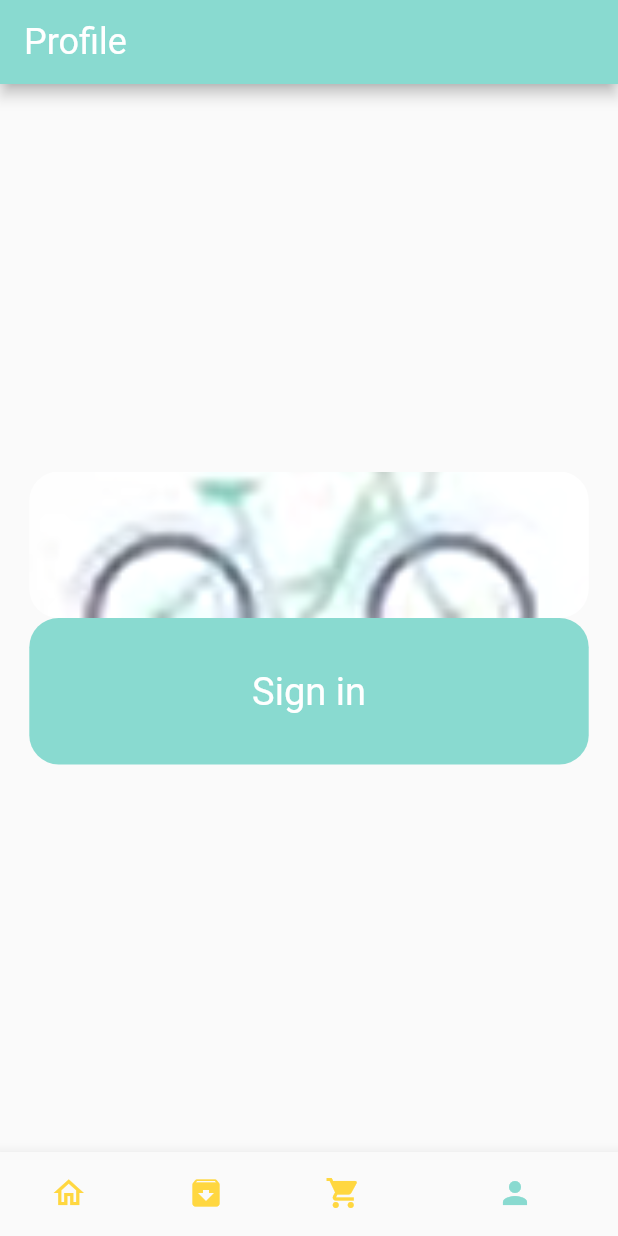
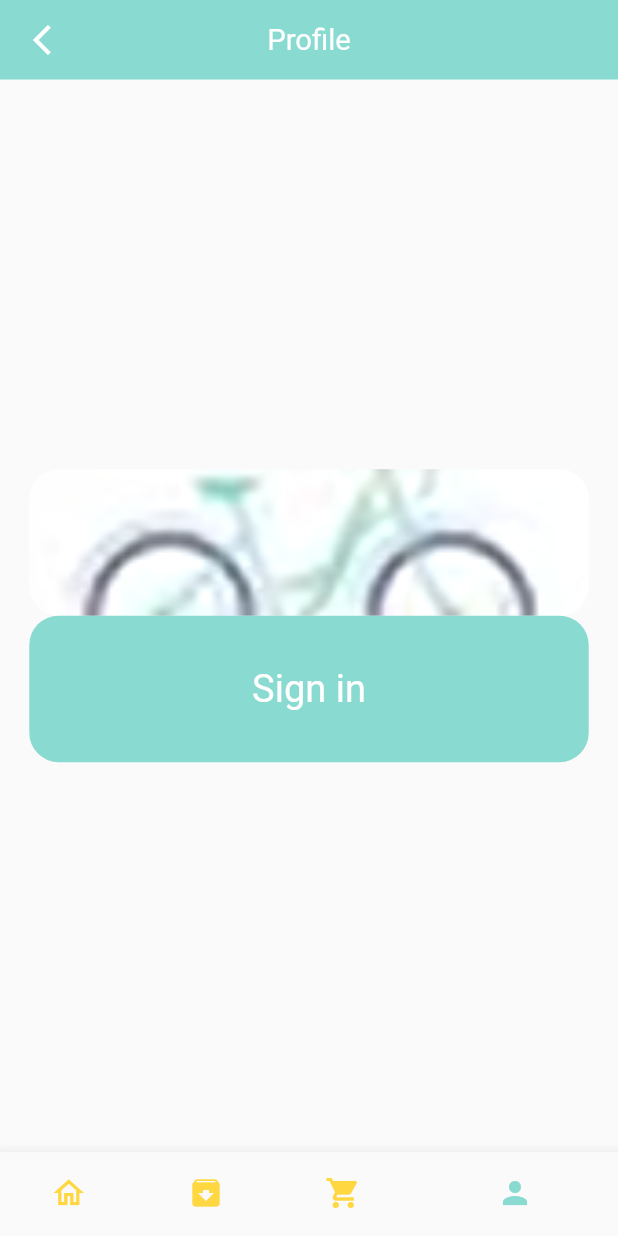
Before and after one commit to kyawmyohlaing/flutter_dev, a Flutter app: the screen it shows after launch, item 4 of the bottom bar chosen, on a phone screen of 412 x 824 dp. Run offline on Flutter 3.47's test engine with Material 2 defaults, Android fonts, the phone set to English and light mode, and no system bars; our stand-ins replace dots_indicator, flutter_typeahead, geocoding, geolocator, get, google_maps_flutter and 2 more; missing offline and left inert: google_maps_webservice; accounts and stored records are empty; network calls fail.

Commit message:
custom app bar

```diff
--- /dev/null
+++ b/lib/base/custom_app_bar.dart
@@ -0,0 +1,39 @@
+import 'package:flutter/material.dart';
+import 'package:flutter_dev/widgets/big_text.dart';
+
+import '../utils/colors.dart';
+
+class CustomAppBar extends StatelessWidget implements PreferredSizeWidget {
+  final String title;
+  final bool backButtonExist;
+  final Function? onBackPressed;
+
+  const CustomAppBar(
+      {Key? key,
+      required this.title,
+      this.backButtonExist = true,
+      this.onBackPressed})
+      : super(key: key);
+
+  @override
+  Widget build(BuildContext context) {
+    return AppBar(
+      title: BigText(text: title, color: Colors.white),
+      centerTitle: true,
+      backgroundColor: AppColors.mainColor,
+      elevation: 0,
+      leading: backButtonExist
+          ? IconButton(
+              onPressed: () => onBackPressed != null
+                  ? onBackPressed!()
+                  : Navigator.pushReplacementNamed(context, "/initial"),
+              icon: Icon(Icons.arrow_back_ios_new_sharp),
+            )
+          : SizedBox(),
+    );
+  }
+
+  @override
+  // TODO: implement preferredSize
+  Size get preferredSize => const Size(500, 53);
+}
--- a/lib/pages/account/account_page.dart
+++ b/lib/pages/account/account_page.dart
@@ -6,6 +6,7 @@ import 'package:flutter_dev/widgets/account_widget.dart';
 import 'package:flutter_dev/widgets/app_icon.dart';
 import 'package:get/get.dart';
 
+import '../../base/custom_app_bar.dart';
 import '../../base/custom_loader.dart';
 import '../../controllers/auth_controller.dart';
 import '../../controllers/cart_controller.dart';
@@ -25,14 +26,7 @@ class AccountPage extends StatelessWidget {
       print("User logged in");
     }
     return Scaffold(
-        appBar: AppBar(
-          backgroundColor: AppColors.mainColor,
-          title: BigText(
-            text: "Profile",
-            size: 24,
-            color: Colors.white,
-          ),
-        ),
+        appBar: CustomAppBar(title: "Profile"),
         body: GetBuilder<UserController>(builder: (userController) {
           return _userLoggedIn
               ? (userController.isLoading
--- a/lib/utils/dimensions.dart
+++ b/lib/utils/dimensions.dart
@@ -27,6 +27,7 @@ class Dimensions {
   static double width30 = screenHeight / 28.13;
 
 //font size
+  static double font12 = screenHeight / 78.33;
   static double font16 = screenHeight / 52.75;
   static double font20 = screenHeight / 42.2;
   static double font26 = screenHeight / 32.46;
--- a/pubspec.yaml
+++ b/pubspec.yaml
@@ -49,6 +49,10 @@ dependencies:
   google_maps_flutter_web: ^0.3.0+2
   flutter_google_places: ^0.3.0
   webview_flutter: ^2.0.9
+  #firebase_core: ^1.2.1
+  #firebase_messaging: ^11.2.4
+  #flutter_local_notification: ^9.1.5
+
 
 
 dev_dependencies:
```
Also changed, not shown: lib/pages/order/view_order.dart (+50 -16 lines), lib/utils/styles.dart (added, +26 -0 lines).
